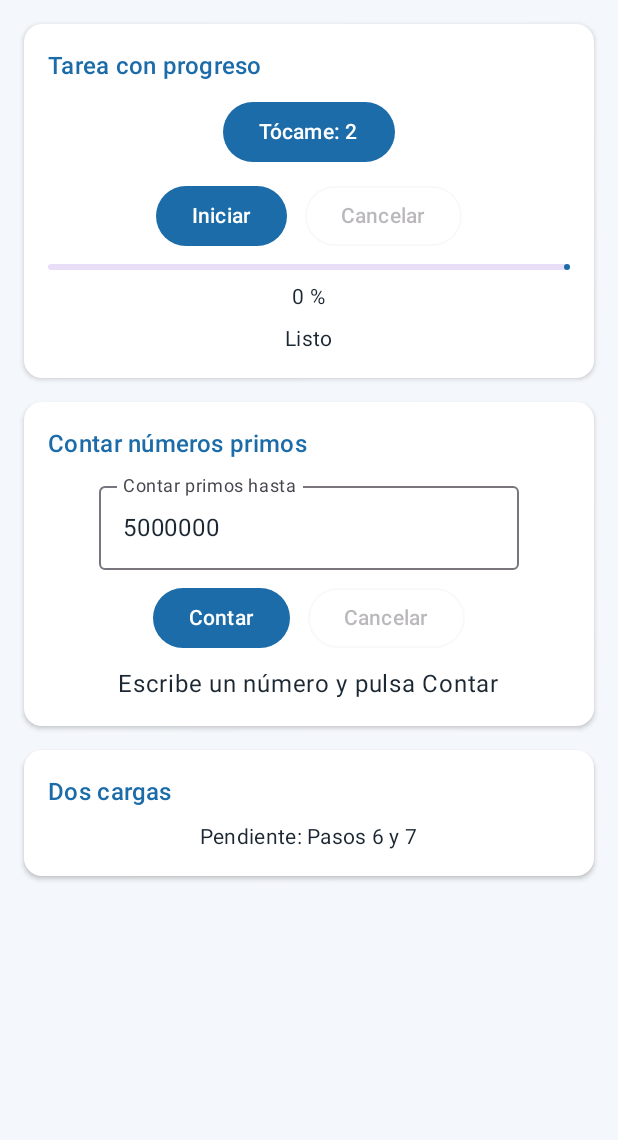
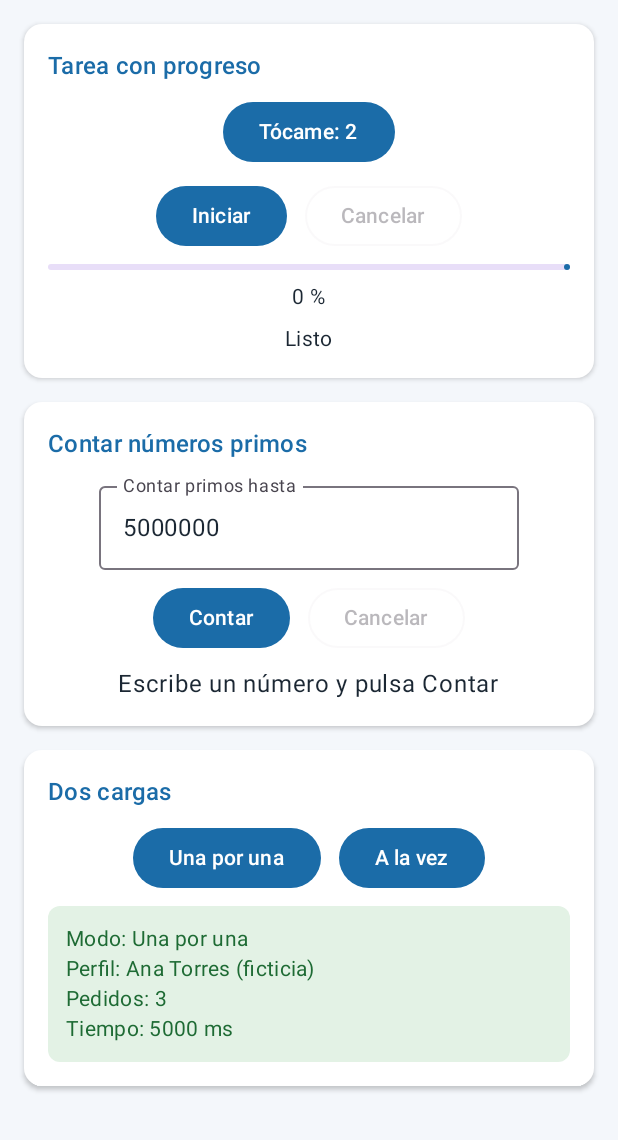
Before and after one commit to AntonioPromaweb/CentroTareas, an Android app built with Jetpack Compose: the screen it shows after launch (MainActivity), after a tap on an icon or button, on a phone screen of 412 x 824 dp, the part 96-1236 px from its top. Run offline under Robolectric (Android 15) with nearby library versions, the phone set to English and light mode, and no system bars; 2 other taps on this screen came first.

Commit message:
feat(carga): compara carga secuencial y en paralelo con async

```diff
--- a/app/src/main/java/com/vasquez/centrotareas/ui/PantallaTareas.kt
+++ b/app/src/main/java/com/vasquez/centrotareas/ui/PantallaTareas.kt
@@ -36,7 +36,10 @@ import androidx.compose.material3.OutlinedTextField
 import androidx.compose.runtime.mutableStateOf
 import androidx.compose.ui.graphics.Color
 import androidx.compose.ui.text.input.KeyboardType
+import com.vasquez.centrotareas.model.CargaUi
 import com.vasquez.centrotareas.model.PrimosUi
+import com.vasquez.centrotareas.ui.theme.ErrorFondo
+import com.vasquez.centrotareas.ui.theme.ErrorRojo
 import com.vasquez.centrotareas.ui.theme.ExitoFondo
 import com.vasquez.centrotareas.ui.theme.ExitoVerde
 import com.vasquez.centrotareas.viewmodel.TareasViewModel
@@ -48,6 +51,7 @@ fun PantallaTareas(vm: TareasViewModel) {
     val progreso by vm.progreso.collectAsState()
     val corriendo by vm.corriendo.collectAsState()
     val primos by vm.primos.collectAsState()
+    val carga by vm.carga.collectAsState()
     var textoN by rememberSaveable { mutableStateOf("5000000") }
     // Contador de la "prueba de vida": si deja de sumar, la pantalla está congelada
     var toques by rememberSaveable { mutableIntStateOf(0) }
@@ -127,8 +131,25 @@ fun PantallaTareas(vm: TareasViewModel) {
             }
 
             TarjetaTarea(titulo = "Dos cargas") {
-                // TODO Pasos 6 y 7: botones Una por una / A la vez, resultado y error
-                Text(text = "Pendiente: Pasos 6 y 7", style = MaterialTheme.typography.bodyMedium)
+                // Paso 6: los botones se deshabilitan mientras carga para no lanzar dos cargas
+                val cargando = carga is CargaUi.Cargando
+                Row(horizontalArrangement = Arrangement.spacedBy(12.dp)) {
+                    Button(onClick = { vm.cargarUnaPorUna() }, enabled = !cargando) { Text("Una por una") }
+                    Button(onClick = { vm.cargarALaVez() }, enabled = !cargando) { Text("A la vez") }
+                }
+                when (val estado = carga) {
+                    CargaUi.Inicial -> Text("Elige cómo cargar")
+                    CargaUi.Cargando -> {
+                        CircularProgressIndicator()
+                        Text("Cargando...")
+                    }
+                    is CargaUi.Exito -> CajaResultado(
+                        "Modo: ${estado.modo}\nPerfil: ${estado.perfil}\n" +
+                            "Pedidos: ${estado.pedidos}\nTiempo: ${estado.milisegundos} ms",
+                        ExitoFondo, ExitoVerde
+                    )
+                    is CargaUi.Error -> CajaResultado(estado.mensaje, ErrorFondo, ErrorRojo)
+                }
             }
         }
     }
```
Also changed, not shown: app/src/main/java/com/vasquez/centrotareas/viewmodel/TareasViewModel.kt (+42 -1 lines).
